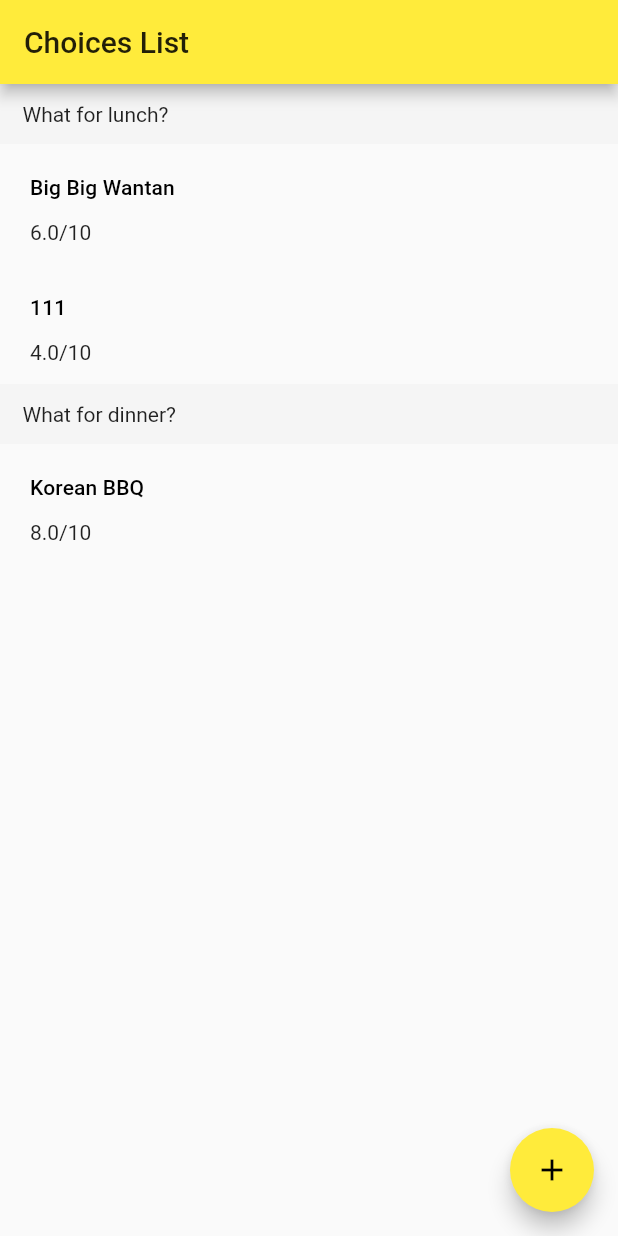
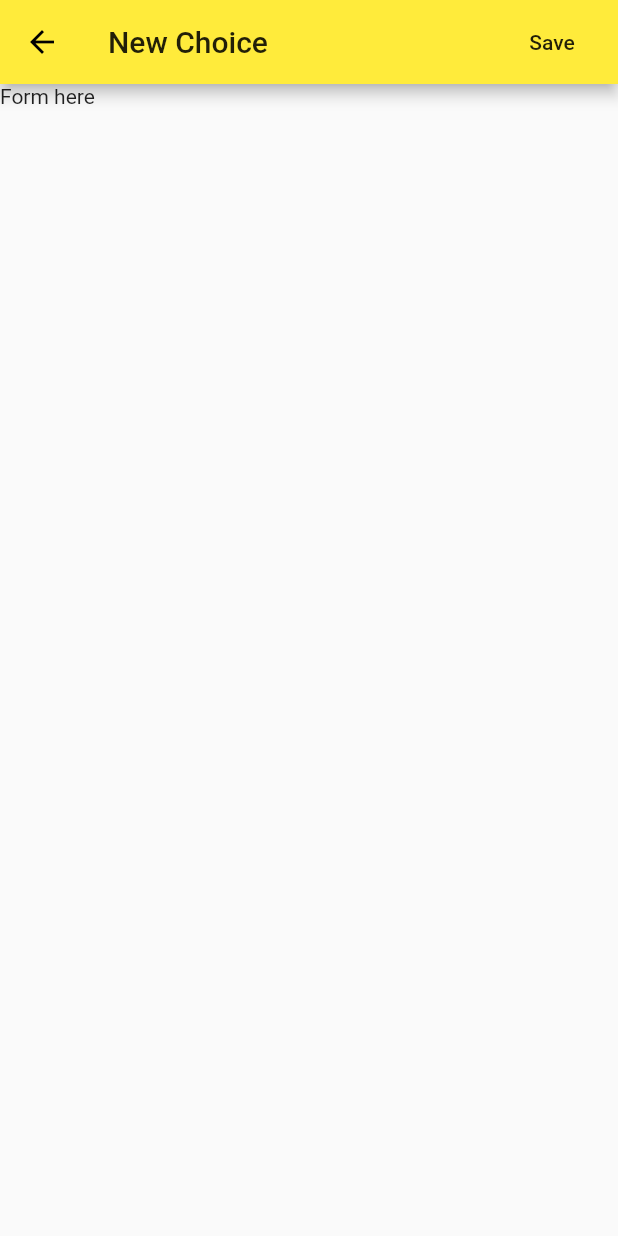
Before and after one commit to yshean/flutter-choice-maker, a Flutter app: the screen it shows after launch, after a tap on the "add" icon, on a phone screen of 412 x 824 dp. Run offline on Flutter 3.47's test engine with Material 2 defaults, Android fonts, the light colour scheme and no system bars; drawn by our look-alikes of flutter_slidable, sticky_headers; our stand-ins replace mobx; generated files the repository leaves out were written again.

Commit message:
AddNewDialog in progress

```diff
--- /dev/null
+++ b/lib/AddNewDialog.dart
@@ -0,0 +1,30 @@
+import 'package:flutter/material.dart';
+
+import 'models/Choice.dart';
+
+class AddNewDialog extends StatelessWidget {
+  const AddNewDialog({Key key});
+
+  @override
+  Widget build(BuildContext context) {
+    return Scaffold(
+      appBar: AppBar(
+        title: Text("New Choice"),
+        actions: <Widget>[
+          FlatButton(
+            onPressed: () {
+              Navigator.pop(
+                  context,
+                  Choice(
+                      answer: "Bintang",
+                      percentage: 50,
+                      category: "What for lunch?"));
+            },
+            child: Text("Save"),
+          ),
+        ],
+      ),
+      body: Text("Form here"),
+    );
+  }
+}
--- a/lib/ListScreen.dart
+++ b/lib/ListScreen.dart
@@ -1,3 +1,4 @@
+import 'package:choice_maker/AddNewDialog.dart';
 import 'package:flutter/material.dart';
 import 'package:sticky_headers/sticky_headers.dart';
 import 'package:flutter_slidable/flutter_slidable.dart';
@@ -10,6 +11,7 @@ class ListScreen extends StatelessWidget {
   final List<Choice> entries;
   final Map _result = {};
 
+  // TODO: Below need to run on every change to data (e.g. after adding, editing, or deleting)
   ListScreen({Key key, this.entries}) {
     // Create a set of (unique) categories
     Set categories = Set.from(entries.map((v) => v.category));
@@ -33,6 +35,20 @@ class ListScreen extends StatelessWidget {
 
   _gotoAddScreen(BuildContext context) async {
     print("go to add screen");
+    final data = await Navigator.push(
+      context,
+      MaterialPageRoute(builder: (context) => AddNewDialog()),
+    ) as Choice;
+
+    if (data != null) {
+      // Utils.showPopup(context, 'INFO', '${data.name} saved successfully!');
+      print('${data.answer} saved successfully!');
+
+      // entries = await userSrv.getListPwds();
+      // setState(() {
+      //   filteredEntries = entries;
+      // });
+    }
   }
 
   List<Widget> _buildList(String category) {
@@ -96,7 +112,14 @@ class ListScreen extends StatelessWidget {
       );
     }
 
-    return ListView.builder(
+    return Scaffold(
+      appBar: AppBar(
+        // Here we take the value from the MyHomePage object that was created by
+        // the App.build method, and use it to set our appbar title.
+        title: Text("Choice List"),
+      ),
+      body: Center(
+        child: ListView.builder(
             itemCount: _result.keys.length,
             itemBuilder: (BuildContext context, int index) {
               var category = _result.keys.toList()[index];
@@ -112,6 +135,13 @@ class ListScreen extends StatelessWidget {
                     ),
                   ),
                   content: Column(children: _buildList(category)));
-        });
+            }),
+      ),
+      floatingActionButton: FloatingActionButton(
+        onPressed: () => _gotoAddScreen(context),
+        tooltip: 'Add a choice',
+        child: Icon(Icons.add),
+      ),
+    );
   }
 }
--- a/lib/main.dart
+++ b/lib/main.dart
@@ -44,16 +44,7 @@ class MyHomePage extends StatelessWidget {
     // The Flutter framework has been optimized to make rerunning build methods
     // fast, so that you can just rebuild anything that needs updating rather
     // than having to individually change instances of widgets.
-    return Scaffold(
-      appBar: AppBar(
-        // Here we take the value from the MyHomePage object that was created by
-        // the App.build method, and use it to set our appbar title.
-        title: Text(title),
-      ),
-      body: Center(
-        // Center is a layout widget. It takes a single child and positions it
-        // in the middle of the parent.
-        child: ListScreen(
+    return ListScreen(
       entries: [
         Choice(answer: "111", percentage: 40, category: "What for lunch?"),
         Choice(
@@ -61,17 +52,8 @@ class MyHomePage extends StatelessWidget {
             percentage: 60,
             category: "What for lunch?"),
         Choice(
-                answer: "Korean BBQ",
-                percentage: 80,
-                category: "What for dinner?"),
+            answer: "Korean BBQ", percentage: 80, category: "What for dinner?"),
       ],
-        ),
-      ),
-      floatingActionButton: FloatingActionButton(
-        onPressed: counter.increment,
-        tooltip: 'Add a choice',
-        child: Icon(Icons.add),
-      ), // This trailing comma makes auto-formatting nicer for build methods.
     );
   }
 }
```
Lines whose indentation alone changed are shown as unchanged.
